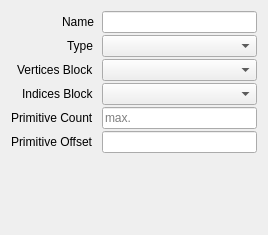
First picture: the form in src/session/GeometryProperties.ui, repository houmain/gpupad, before the edit.
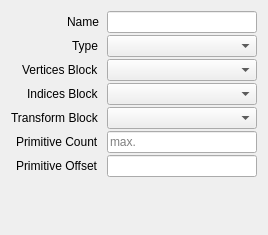
Second picture: the form after the edit. Custom widgets are drawn as their Qt base class.

Commit message: Added Transform to Ray Tracing Geometry

```diff
--- a/src/session/GeometryProperties.ui
+++ b/src/session/GeometryProperties.ui
@@ -74,30 +74,40 @@
      <item row="3" column="1">
       <widget class="ReferenceComboBox" name="indexBufferBlock"/>
      </item>
-     <item row="4" column="1">
+     <item row="5" column="1">
       <widget class="ExpressionLineEdit" name="count">
        <property name="placeholderText">
         <string>max.</string>
        </property>
       </widget>
      </item>
-     <item row="5" column="1">
+     <item row="6" column="1">
       <widget class="ExpressionLineEdit" name="offset"/>
      </item>
-     <item row="4" column="0">
+     <item row="5" column="0">
       <widget class="QLabel" name="labelCount">
        <property name="text">
         <string>Primitive Count</string>
        </property>
       </widget>
      </item>
-     <item row="5" column="0">
+     <item row="6" column="0">
       <widget class="QLabel" name="labelOffset">
        <property name="text">
         <string>Primitive Offset</string>
        </property>
       </widget>
      </item>
+     <item row="4" column="0">
+      <widget class="QLabel" name="labelTransformBufferBlock">
+       <property name="text">
+        <string>Transform Block</string>
+       </property>
+      </widget>
+     </item>
+     <item row="4" column="1">
+      <widget class="ReferenceComboBox" name="transformBufferBlock"/>
+     </item>
     </layout>
    </item>
   </layout>
```
Left out of the diff: 2 changed lines with no effect on the pictures. The commit also changes 8 other files.
